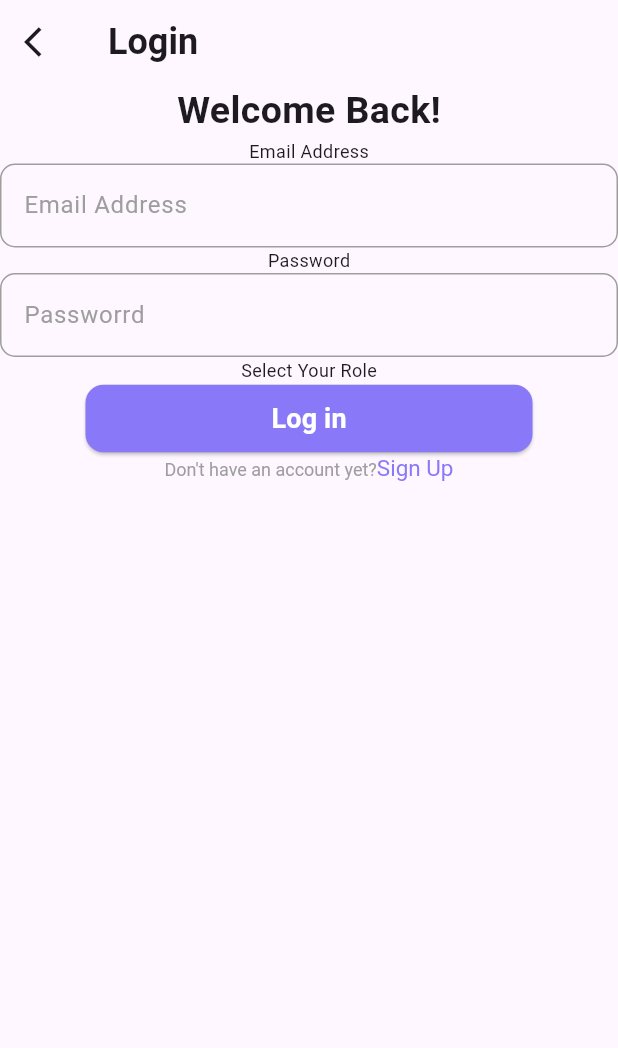
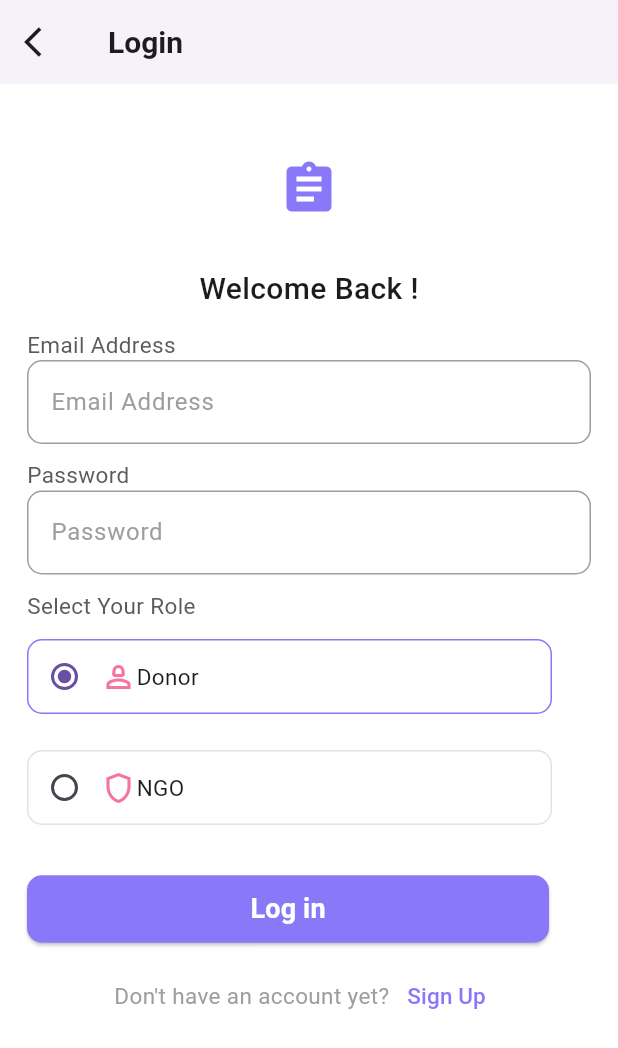
Before and after one commit to King-Precious/donation-tracker, a Flutter app: the LoginPage screen opened by its route, on a phone screen of 412 x 824 dp. Shown: the top 1048 px of the screen. Run offline on Flutter 3.47's test engine with Material 3 defaults, Android fonts, the phone set to English and light mode, and no system bars.

Commit message:
feat(UI): buid login_page

```diff
--- a/lib/pages/login_page.dart
+++ b/lib/pages/login_page.dart
@@ -4,78 +4,171 @@ import 'package:flutter/material.dart';
 
 import '../theme/theme_colors.dart';
 
-class LoginPage extends StatelessWidget {
+class LoginPage extends StatefulWidget {
   const LoginPage({super.key});
+
+  @override
+  State<LoginPage> createState() => _LoginPageState();
+}
+
+class _LoginPageState extends State<LoginPage> {
+  String selectedRole = 'Donor';
+
+  Widget _buildRoleOption(String role, IconData icon) {
+    return Container(
+      height: 50,
+      width: 350,
+      margin: const EdgeInsets.symmetric(vertical: 12),
+      decoration: BoxDecoration(
+        color: Colors.white,
+        borderRadius: BorderRadius.circular(10),
+        border: Border.all(
+          color: selectedRole == role
+              ? Themes.secondaryColor
+              : Colors.grey.withOpacity(0.3),
+          width: 1,
+        ),
+      ),
+      child: Row(
+        mainAxisAlignment: MainAxisAlignment.start,
+        children: [
+          Radio(
+              value: role,
+              groupValue: selectedRole,
+              onChanged: (value) {
+                setState(() {
+                  selectedRole = value!;
+                });
+              }),
+          Icon(
+            icon,
+            color: Themes.primaryColor,
+          ),
+          Text(
+            role,
+            style: TextStyle(fontSize: 15),
+          ),
+        ],
+      ),
+    );
+  }
 
   @override
   Widget build(BuildContext context) {
     return Scaffold(
+      backgroundColor: Colors.white,
       appBar: AppBar(
+        backgroundColor: Colors.white,
+        elevation: 2,
         title: const Text(
           'Login',
           style: TextStyle(
-            fontSize: 24,
+            fontSize: 20,
             fontWeight: FontWeight.bold,
           ),
         ),
         leading: IconButton(
-          onPressed: () {},
+          onPressed: Navigator.of(context).pop,
           icon: const Icon(Icons.arrow_back_ios),
         ),
       ),
-      body: Center(
+      body: Padding(
+        padding: const EdgeInsets.symmetric(horizontal: 18, vertical: 30),
         child: Column(
+          mainAxisAlignment: MainAxisAlignment.start,
+          crossAxisAlignment: CrossAxisAlignment.start,
           children: [
-            const Text(
-              'Welcome Back!',
-              style: TextStyle(
-                fontSize: 25,
-                fontWeight: FontWeight.bold,
+            const Padding(
+              padding: EdgeInsets.all(20),
+              child: Center(
+                child: Icon(Icons.assignment,
+                    size: 40, color: Themes.secondaryColor),
+              ),
+            ),
+            const Padding(
+              padding: EdgeInsets.all(12),
+              child: Center(
+                child: Text(
+                  'Welcome Back !',
+                  style: TextStyle(
+                    fontSize: 20,
+                    fontWeight: FontWeight.w500,
+                  ),
+                ),
               ),
             ),
             const Text(
               'Email Address',
               style: TextStyle(
-                fontSize: 12,
+                fontSize: 15,
+                color: Color.fromARGB(255, 92, 91, 91),
               ),
             ),
             const CustomTextfield(
               labeltext: 'Email Address',
               hinttext: 'Enter your Email Address',
             ),
+            SizedBox(height: 10),
             const Text(
               'Password',
               style: TextStyle(
-                fontSize: 12,
+                fontSize: 15,
+                color: Color.fromARGB(255, 92, 91, 91),
               ),
             ),
             const CustomTextfield(
-              labeltext: 'Passworrd',
-              hinttext: '******',
+              labeltext: 'Password',
+              hinttext: '* * * * *',
             ),
+            SizedBox(height: 10),
             const Text(
               'Select Your Role',
               style: TextStyle(
-                fontSize: 12,
+                fontSize: 15,
+                color: Color.fromARGB(255, 92, 91, 91),
               ),
             ),
-          Custombutton(text: 'Log in',onPressed: (){}),
-            RichText(
-              text: const TextSpan(
-                  text: 'Don\'t have an account yet?',
+            Column(children: [
+              _buildRoleOption(
+                'Donor',
+                Icons.person_2_outlined,
+              ),
+              SizedBox(width: 10),
+              _buildRoleOption(
+                'NGO',
+                Icons.shield_outlined,
+              ),
+            ]),
+            SizedBox(height: 20),
+            Custombutton(
+                text: 'Log in',
+                onPressed: () {
+                  Navigator.pushNamed(context, '/donorDashboard');
+                }),
+            const SizedBox(height: 10),
+            Row(
+              mainAxisAlignment: MainAxisAlignment.center,
+              children: [
+                const Text(
+                  'Don\'t have an account yet?',
                   style: TextStyle(
                     color: Themes.borderColor,
-                    fontSize: 12,
+                    fontSize: 15,
                   ),
-                  children: [
-                    TextSpan(
-                      text: 'Sign Up',
-                      style: TextStyle(
-                        color: Themes.secondaryColor,
-                        fontSize: 15,
-                      ),
+                ),
+                TextButton(
+                  onPressed: () {
+                    Navigator.pushNamed(context, '/signup_page');
+                  },
+                  child: const Text(
+                    'Sign Up',
+                    style: TextStyle(
+                      color: Themes.secondaryColor,
+                      fontSize: 15,
                     ),
-                  ]),
+                  ),
+                ),
+              ],
             ),
           ],
         ),
--- a/lib/widget/custom_button.dart
+++ b/lib/widget/custom_button.dart
@@ -19,12 +19,12 @@ class Custombutton extends StatelessWidget {
       style: ElevatedButton.styleFrom(
         backgroundColor: Themes.secondaryColor,
         shape: RoundedRectangleBorder(
-          borderRadius: BorderRadius.circular(12),
+          borderRadius: BorderRadius.circular(10),
         ),
       ),
       child: SizedBox(
           height: 45,
-          width: 250,
+          width: 300,
           child: Center(
             child: Text(
               text,
@@ -36,6 +36,5 @@ class Custombutton extends StatelessWidget {
             ),
           )),
     );
-
   }
 }
```
Also changed, not shown: lib/pages/signup_page.dart (+62 -23 lines).
